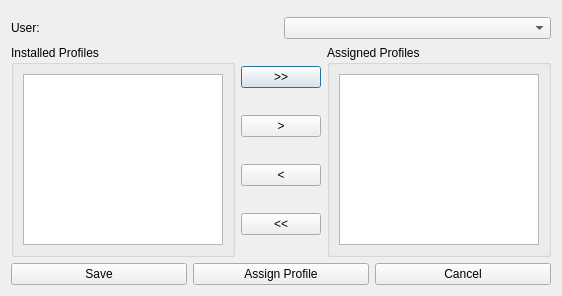
Above: UserTools/user_profiles.ui from dsgoficial/DsgTools before the change. Below: the same form after it.
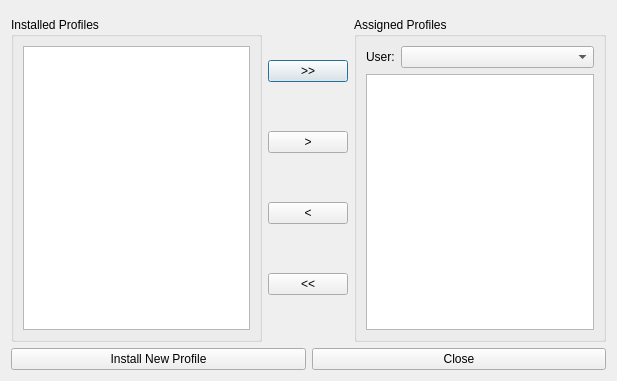
That is the form after the change. Custom widgets are drawn as their Qt base class.

The edit to the form file:
```diff
--- a/UserTools/user_profiles.ui
+++ b/UserTools/user_profiles.ui
@@ -6,46 +6,32 @@
    <rect>
     <x>0</x>
     <y>0</y>
-    <width>562</width>
-    <height>296</height>
+    <width>617</width>
+    <height>381</height>
    </rect>
   </property>
   <property name="windowTitle">
    <string>Manage User Profiles</string>
   </property>
-  <layout class="QGridLayout" name="gridLayout_3">
+  <layout class="QGridLayout" name="gridLayout_4">
    <item row="0" column="0">
     <widget class="ConnectionWidget" name="widget" native="true"/>
    </item>
    <item row="1" column="0">
-    <layout class="QHBoxLayout" name="horizontalLayout">
-     <item>
-      <widget class="QLabel" name="label">
-       <property name="text">
-        <string>User:</string>
-       </property>
-      </widget>
-     </item>
-     <item>
-      <widget class="QComboBox" name="comboBox"/>
-     </item>
-    </layout>
-   </item>
-   <item row="2" column="0">
-    <layout class="QHBoxLayout" name="horizontalLayout_2">
-     <item>
+    <layout class="QGridLayout" name="gridLayout_3">
+     <item row="0" column="0">
       <widget class="QGroupBox" name="groupBox">
        <property name="title">
         <string>Installed Profiles</string>
        </property>
-       <layout class="QGridLayout" name="gridLayout">
-        <item row="0" column="1">
+       <layout class="QGridLayout" name="gridLayout_2">
+        <item row="0" column="0">
          <widget class="QListWidget" name="installedProfiles"/>
         </item>
        </layout>
       </widget>
      </item>
-     <item>
+     <item row="0" column="1">
       <layout class="QVBoxLayout" name="verticalLayout">
        <item>
         <widget class="QPushButton" name="insertAllButton">
@@ -77,13 +63,34 @@
        </item>
       </layout>
      </item>
-     <item>
+     <item row="0" column="2">
       <widget class="QGroupBox" name="groupBox_2">
        <property name="title">
         <string>Assigned Profiles</string>
        </property>
-       <layout class="QGridLayout" name="gridLayout_2">
+       <layout class="QGridLayout" name="gridLayout">
         <item row="0" column="0">
+         <layout class="QHBoxLayout" name="horizontalLayout">
+          <item>
+           <widget class="QLabel" name="label">
+            <property name="text">
+             <string>User:</string>
+            </property>
+           </widget>
+          </item>
+          <item>
+           <widget class="QComboBox" name="comboBox">
+            <property name="sizePolicy">
+             <sizepolicy hsizetype="Expanding" vsizetype="Fixed">
+              <horstretch>0</horstretch>
+              <verstretch>0</verstretch>
+             </sizepolicy>
+            </property>
+           </widget>
+          </item>
+         </layout>
+        </item>
+        <item row="1" column="0">
          <widget class="QListWidget" name="assignedProfiles"/>
         </item>
        </layout>
@@ -91,26 +98,19 @@
      </item>
     </layout>
    </item>
-   <item row="3" column="0">
-    <layout class="QHBoxLayout" name="horizontalLayout_3">
+   <item row="2" column="0">
+    <layout class="QHBoxLayout" name="horizontalLayout_2">
      <item>
-      <widget class="QPushButton" name="saveButton">
+      <widget class="QPushButton" name="installProfile">
        <property name="text">
-        <string>Save</string>
+        <string>Install New Profile</string>
        </property>
       </widget>
      </item>
      <item>
-      <widget class="QPushButton" name="assignProfile">
+      <widget class="QPushButton" name="closeButton">
        <property name="text">
-        <string>Assign Profile</string>
-       </property>
-      </widget>
-     </item>
-     <item>
-      <widget class="QPushButton" name="cancelButton">
-       <property name="text">
-        <string>Cancel</string>
+        <string>Close</string>
        </property>
       </widget>
      </item>
```
Left out of the diff: 2 changed lines with no effect on the pictures.
